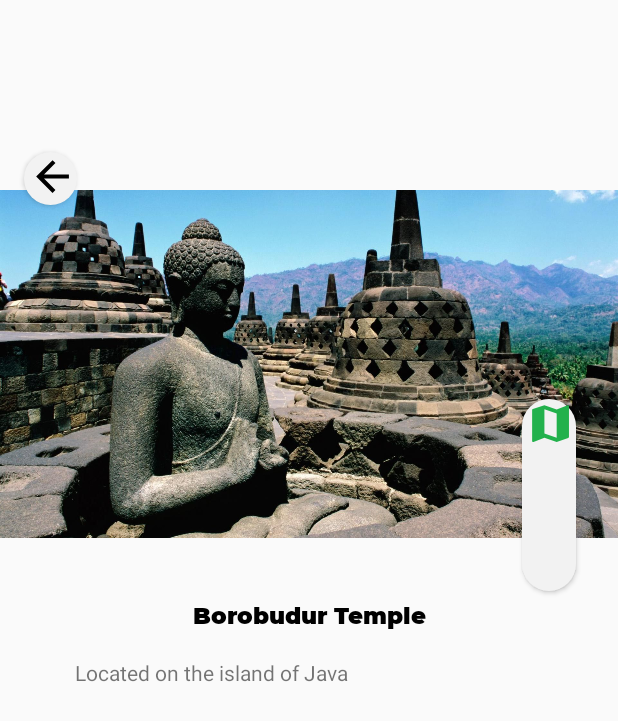
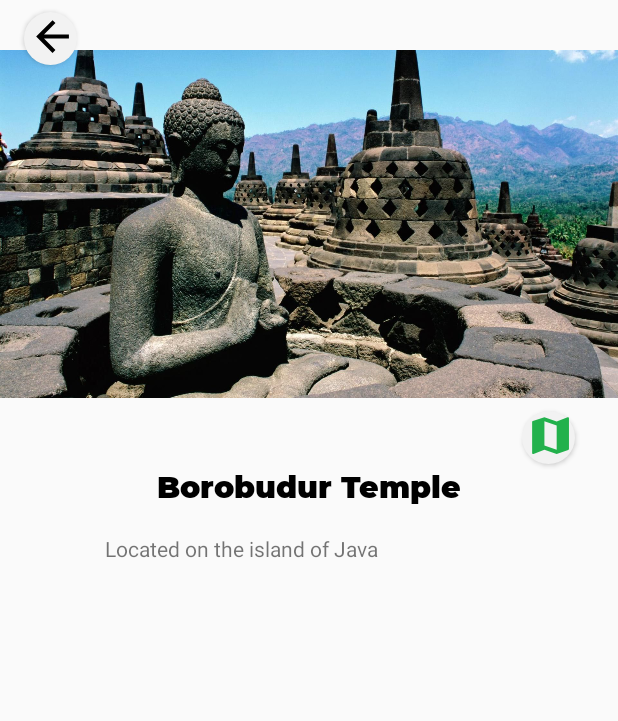
Before and after one commit to dionisiusjovan/wonderfulindo, an Android app: the layout activity_grid_item.xml on its own in the app's theme, with its tools: preview values and no code run, on a phone screen of 412 x 824 dp. Shown: the top 721 px of the screen. Run offline under Robolectric (Android 15) with nearby library versions, the light colour scheme and no system bars.

Commit message:
fixing login and register behavior and layout

```diff
--- a/app/src/main/AndroidManifest.xml
+++ b/app/src/main/AndroidManifest.xml
@@ -35,7 +35,8 @@
             android:name=".LoginActivity"
             android:theme="@style/RegisterTheme" />
         <activity android:name=".MainActivity" />
-        <activity android:name=".GridItemActivity" />
+        <activity android:name=".GridItemActivity"
+            android:theme="@style/RegisterTheme"/>
     </application>
 
 </manifest>
--- a/app/src/main/res/layout/activity_grid_item.xml
+++ b/app/src/main/res/layout/activity_grid_item.xml
@@ -1,20 +1,17 @@
 <?xml version="1.0" encoding="utf-8"?>
-<RelativeLayout xmlns:android="http://schemas.android.com/apk/res/android"
-    android:orientation="vertical" android:layout_width="match_parent"
+<LinearLayout xmlns:android="http://schemas.android.com/apk/res/android"
+    android:layout_width="match_parent"
     android:layout_height="match_parent"
     android:backgroundTint="#FFFF"
-    >
+    android:orientation="vertical">
 
     <Button
         android:id="@+id/bttnBack"
         android:layout_width="35dp"
         android:layout_height="35dp"
-        android:layout_alignParentBottom="true"
+        android:layout_marginStart="16dp"
         android:layout_marginTop="8dp"
-        android:layout_marginStart="16dp"
         android:layout_marginEnd="309dp"
-        android:layout_marginBottom="687dp"
-        android:layout_toStartOf="@+id/bttnProfile"
         android:background="@drawable/button_bulet"
         android:drawableTop="@drawable/ic_arrow_back_black_30dp"
         android:shadowColor="@color/shadow" />
@@ -22,56 +19,43 @@
     <ImageView
         android:id="@+id/gridImage"
         android:layout_width="match_parent"
+        android:layout_marginTop="-44dp"
         android:layout_height="300dp"
-        android:layout_alignParentBottom="true"
-        android:layout_marginBottom="431dp"
         android:src="@drawable/borobudur" />
 
     <Button
         android:id="@+id/bttnMap"
         android:layout_width="35dp"
         android:layout_height="35dp"
-        android:layout_alignParentStart="true"
-        android:layout_alignParentTop="true"
-        android:layout_alignParentEnd="true"
-        android:layout_alignParentBottom="true"
         android:layout_marginStart="348dp"
-        android:layout_marginTop="266dp"
+        android:layout_marginTop="-25dp"
         android:layout_marginEnd="28dp"
-        android:layout_marginBottom="430dp"
         android:background="@drawable/button_bulet"
         android:drawableTop="@drawable/ic_map_green_24dp" />
 
     <TextView
         android:id="@+id/gridText"
-        android:layout_width="200dp"
+        android:layout_width="match_parent"
         android:layout_height="wrap_content"
-        android:layout_below="@+id/gridImage"
-        android:layout_alignParentStart="true"
-        android:layout_alignParentEnd="true"
         android:layout_marginStart="100dp"
-        android:layout_marginTop="-425dp"
         android:layout_marginEnd="100dp"
+        android:fontFamily="@font/montserratblack"
         android:text="@string/borobudur"
-        android:textSize="15sp"
+        android:textAlignment="center"
         android:textColor="@color/black"
-        android:textStyle="bold"
-        android:textAlignment="center"
-        android:fontFamily="@font/montserratblack"/>
+        android:textSize="20sp"
+        android:textStyle="bold" />
 
     <TextView
         android:id="@+id/gridDes"
         android:layout_width="300dp"
         android:layout_height="wrap_content"
-        android:layout_below="@+id/gridText"
-        android:layout_alignParentStart="true"
-        android:layout_alignParentEnd="true"
-        android:layout_alignParentBottom="true"
+        android:paddingLeft="20dp"
+        android:paddingRight="20dp"
         android:layout_marginStart="50dp"
         android:layout_marginTop="18dp"
         android:layout_marginEnd="50dp"
-        android:layout_marginBottom="367dp"
         android:text="@string/desBorobudur" />
 
 
-</RelativeLayout>
+</LinearLayout>
```
Also changed, not shown: app/src/main/java/com/wi/wonderfulindo/GridItemActivity.java (+13 -0 lines), app/src/main/java/com/wi/wonderfulindo/LoginActivity.java (+15 -1 lines), app/src/main/java/com/wi/wonderfulindo/RegisterActivity.java (+7 -0 lines), app/src/main/res/layout/activity_login.xml (+23 -2 lines), app/src/main/res/layout/activity_register.xml (+9 -1 lines).
